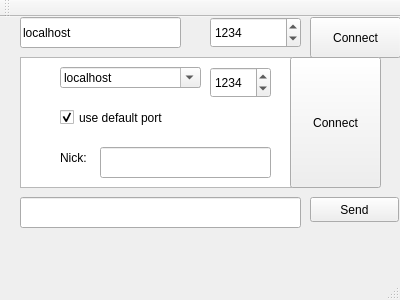
Qt form client/clientQT/mainwindow.ui (in127278/SK_IRC) before a commit.
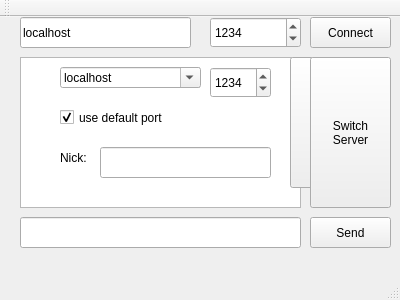
The same form after that commit.

Diff of the .ui file:
```diff
--- a/client/clientQT/mainwindow.ui
+++ b/client/clientQT/mainwindow.ui
@@ -19,7 +19,7 @@
      <rect>
       <x>20</x>
       <y>0</y>
-      <width>161</width>
+      <width>171</width>
       <height>31</height>
      </rect>
     </property>
@@ -51,8 +51,8 @@
      <rect>
       <x>310</x>
       <y>0</y>
-      <width>91</width>
-      <height>41</height>
+      <width>81</width>
+      <height>31</height>
      </rect>
     </property>
     <property name="text">
@@ -65,7 +65,7 @@
       <x>20</x>
       <y>40</y>
       <width>281</width>
-      <height>131</height>
+      <height>151</height>
      </rect>
     </property>
    </widget>
@@ -73,7 +73,7 @@
     <property name="geometry">
      <rect>
       <x>20</x>
-      <y>180</y>
+      <y>200</y>
       <width>281</width>
       <height>31</height>
      </rect>
@@ -83,9 +83,9 @@
     <property name="geometry">
      <rect>
       <x>310</x>
-      <y>180</y>
-      <width>89</width>
-      <height>25</height>
+      <y>200</y>
+      <width>81</width>
+      <height>31</height>
      </rect>
     </property>
     <property name="text">
@@ -196,6 +196,29 @@
      </property>
     </item>
    </widget>
+   <widget class="QPushButton" name="pushButton_4">
+    <property name="geometry">
+     <rect>
+      <x>310</x>
+      <y>40</y>
+      <width>81</width>
+      <height>151</height>
+     </rect>
+    </property>
+    <property name="layoutDirection">
+     <enum>Qt::LeftToRight</enum>
+    </property>
+    <property name="text">
+     <string>Switch 
+Server</string>
+    </property>
+    <property name="checkable">
+     <bool>true</bool>
+    </property>
+    <property name="autoDefault">
+     <bool>false</bool>
+    </property>
+   </widget>
   </widget>
   <widget class="QMenuBar" name="menuBar">
    <property name="geometry">
```
Left out of the diff: 4 changed lines with no effect on the pictures.
